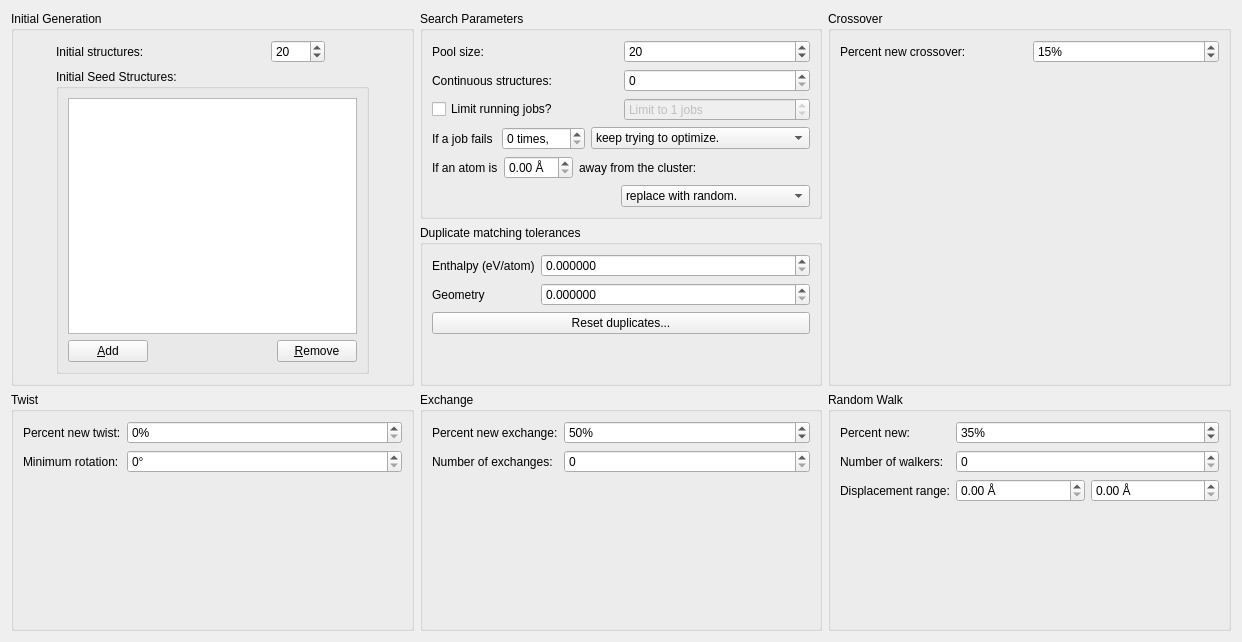
Above: src/gapc/ui/tab_opt.ui from xtalopt/XtalOpt before the change. Below: the same form after it.
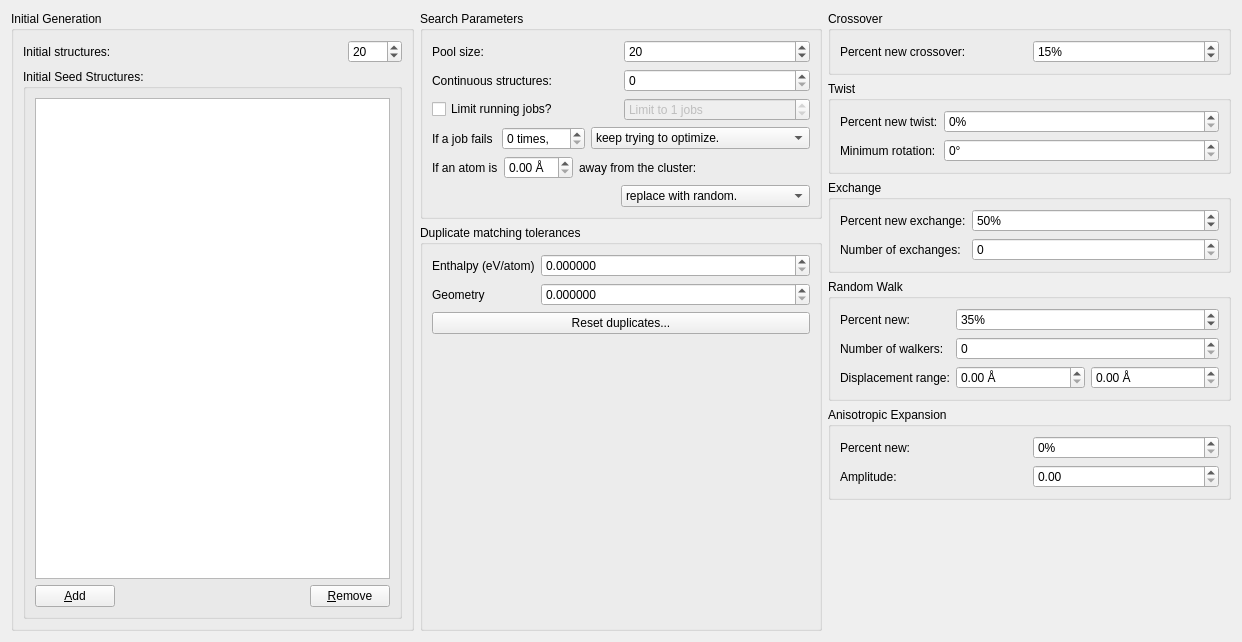
That is the form after the change.

Commit message: Add a GAPC/anisotropicExpansion operator

```diff
--- a/src/gapc/ui/tab_opt.ui
+++ b/src/gapc/ui/tab_opt.ui
@@ -26,49 +26,7 @@
       <string>Initial Generation</string>
      </property>
      <layout class="QGridLayout" name="gridLayout_4">
-      <item row="0" column="0">
-       <widget class="QLabel" name="label_9">
-        <property name="sizePolicy">
-         <sizepolicy hsizetype="Fixed" vsizetype="Preferred">
-          <horstretch>0</horstretch>
-          <verstretch>0</verstretch>
-         </sizepolicy>
-        </property>
-        <property name="toolTip">
-         <string>Number of initial structures / number of structures to keep in queue for continuous mode.
-
-Default: 20
-</string>
-        </property>
-        <property name="text">
-         <string>Initial structures:</string>
-        </property>
-        <property name="buddy">
-         <cstring>spin_numInitial</cstring>
-        </property>
-       </widget>
-      </item>
-      <item row="0" column="1">
-       <widget class="QSpinBox" name="spin_numInitial">
-        <property name="sizePolicy">
-         <sizepolicy hsizetype="Maximum" vsizetype="Fixed">
-          <horstretch>0</horstretch>
-          <verstretch>0</verstretch>
-         </sizepolicy>
-        </property>
-        <property name="toolTip">
-         <string>Number of initial structures / number of structures to keep in queue for continuous mode.
-</string>
-        </property>
-        <property name="maximum">
-         <number>9999</number>
-        </property>
-        <property name="value">
-         <number>20</number>
-        </property>
-       </widget>
-      </item>
-      <item row="1" column="0" colspan="2">
+      <item row="2" column="0" colspan="2">
        <widget class="QGroupBox" name="groupBox_2">
         <property name="title">
          <string>Initial Seed Structures:</string>
@@ -129,6 +87,65 @@
         </layout>
        </widget>
       </item>
+      <item row="1" column="0" colspan="2">
+       <layout class="QHBoxLayout" name="horizontalLayout_6">
+        <item>
+         <widget class="QLabel" name="label_9">
+          <property name="sizePolicy">
+           <sizepolicy hsizetype="Fixed" vsizetype="Preferred">
+            <horstretch>0</horstretch>
+            <verstretch>0</verstretch>
+           </sizepolicy>
+          </property>
+          <property name="toolTip">
+           <string>Number of initial structures / number of structures to keep in queue for continuous mode.
+
+Default: 20
+</string>
+          </property>
+          <property name="text">
+           <string>Initial structures:</string>
+          </property>
+          <property name="buddy">
+           <cstring>spin_numInitial</cstring>
+          </property>
+         </widget>
+        </item>
+        <item>
+         <spacer name="horizontalSpacer_4">
+          <property name="orientation">
+           <enum>Qt::Horizontal</enum>
+          </property>
+          <property name="sizeHint" stdset="0">
+           <size>
+            <width>40</width>
+            <height>20</height>
+           </size>
+          </property>
+         </spacer>
+        </item>
+        <item>
+         <widget class="QSpinBox" name="spin_numInitial">
+          <property name="sizePolicy">
+           <sizepolicy hsizetype="Maximum" vsizetype="Fixed">
+            <horstretch>0</horstretch>
+            <verstretch>0</verstretch>
+           </sizepolicy>
+          </property>
+          <property name="toolTip">
+           <string>Number of initial structures / number of structures to keep in queue for continuous mode.
+</string>
+          </property>
+          <property name="maximum">
+           <number>9999</number>
+          </property>
+          <property name="value">
+           <number>20</number>
+          </property>
+         </widget>
+        </item>
+       </layout>
+      </item>
      </layout>
     </widget>
    </item>
@@ -456,79 +473,9 @@
      </item>
     </layout>
    </item>
-   <item row="1" column="1">
-    <widget class="QGroupBox" name="groupBox_6">
-     <property name="title">
-      <string>Exchange</string>
-     </property>
-     <layout class="QGridLayout" name="gridLayout_7">
-      <item row="0" column="0">
-       <widget class="QLabel" name="label_29">
-        <property name="sizePolicy">
-         <sizepolicy hsizetype="Maximum" vsizetype="Preferred">
-          <horstretch>0</horstretch>
-          <verstretch>0</verstretch>
-         </sizepolicy>
-        </property>
-        <property name="text">
-         <string>Percent new exchange:</string>
-        </property>
-        <property name="buddy">
-         <cstring>spin_p_exch</cstring>
-        </property>
-       </widget>
-      </item>
-      <item row="1" column="0">
-       <widget class="QLabel" name="label_27">
-        <property name="toolTip">
-         <string>Standard deviation of the random elements of the strain matrix.
-
-Default: 0.07</string>
-        </property>
-        <property name="text">
-         <string>Number of exchanges:</string>
-        </property>
-        <property name="buddy">
-         <cstring>spin_exch_numExch</cstring>
-        </property>
-       </widget>
-      </item>
-      <item row="0" column="1">
-       <widget class="QSpinBox" name="spin_p_exch">
-        <property name="toolTip">
-         <string/>
-        </property>
-        <property name="suffix">
-         <string>%</string>
-        </property>
-        <property name="maximum">
-         <number>100</number>
-        </property>
-        <property name="value">
-         <number>50</number>
-        </property>
-       </widget>
-      </item>
-      <item row="2" column="0">
-       <spacer name="verticalSpacer_4">
-        <property name="orientation">
-         <enum>Qt::Vertical</enum>
-        </property>
-        <property name="sizeHint" stdset="0">
-         <size>
-          <width>20</width>
-          <height>40</height>
-         </size>
-        </property>
-       </spacer>
-      </item>
-      <item row="1" column="1">
-       <widget class="QSpinBox" name="spin_exch_numExch"/>
-      </item>
-     </layout>
-    </widget>
-   </item>
    <item row="0" column="2">
+    <layout class="QVBoxLayout" name="verticalLayout_2">
+     <item>
     <widget class="QGroupBox" name="groupBox_5">
      <property name="title">
       <string>Crossover</string>
@@ -569,23 +516,10 @@
         </property>
        </widget>
       </item>
-      <item row="3" column="1">
-       <spacer name="verticalSpacer_3">
-        <property name="orientation">
-         <enum>Qt::Vertical</enum>
-        </property>
-        <property name="sizeHint" stdset="0">
-         <size>
-          <width>20</width>
-          <height>40</height>
-         </size>
-        </property>
-       </spacer>
-      </item>
      </layout>
     </widget>
    </item>
-   <item row="1" column="0">
+     <item>
     <widget class="QGroupBox" name="groupBox_8">
      <property name="title">
       <string>Twist</string>
@@ -642,23 +576,69 @@
         </property>
        </widget>
       </item>
-      <item row="2" column="0">
-       <spacer name="verticalSpacer_6">
-        <property name="orientation">
-         <enum>Qt::Vertical</enum>
-        </property>
-        <property name="sizeHint" stdset="0">
-         <size>
-          <width>20</width>
-          <height>40</height>
-         </size>
-        </property>
-       </spacer>
-      </item>
+       </layout>
+      </widget>
+     </item>
+     <item>
+      <widget class="QGroupBox" name="groupBox_6">
+       <property name="title">
+        <string>Exchange</string>
+       </property>
+       <layout class="QGridLayout" name="gridLayout_7">
+        <item row="0" column="0">
+         <widget class="QLabel" name="label_29">
+          <property name="sizePolicy">
+           <sizepolicy hsizetype="Maximum" vsizetype="Preferred">
+            <horstretch>0</horstretch>
+            <verstretch>0</verstretch>
+           </sizepolicy>
+          </property>
+          <property name="text">
+           <string>Percent new exchange:</string>
+          </property>
+          <property name="buddy">
+           <cstring>spin_p_exch</cstring>
+          </property>
+         </widget>
+        </item>
+        <item row="1" column="0">
+         <widget class="QLabel" name="label_27">
+          <property name="toolTip">
+           <string>Standard deviation of the random elements of the strain matrix.
+
+Default: 0.07</string>
+          </property>
+          <property name="text">
+           <string>Number of exchanges:</string>
+          </property>
+          <property name="buddy">
+           <cstring>spin_exch_numExch</cstring>
+          </property>
+         </widget>
+        </item>
+        <item row="0" column="1">
+         <widget class="QSpinBox" name="spin_p_exch">
+          <property name="toolTip">
+           <string/>
+          </property>
+          <property name="suffix">
+           <string>%</string>
+          </property>
+          <property name="maximum">
+           <number>100</number>
+          </property>
+          <property name="value">
+           <number>50</number>
+          </property>
+         </widget>
+        </item>
+        <item row="1" column="1">
+         <widget class="QSpinBox" name="spin_exch_numExch"/>
+        </item>
      </layout>
     </widget>
    </item>
-   <item row="1" column="2">
+     <item>
     <widget class="QGroupBox" name="groupBox_7">
      <property name="title">
       <string>Random Walk</string>
@@ -728,19 +708,6 @@
         </property>
        </widget>
       </item>
-      <item row="3" column="0">
-       <spacer name="verticalSpacer_5">
-        <property name="orientation">
-         <enum>Qt::Vertical</enum>
-        </property>
-        <property name="sizeHint" stdset="0">
-         <size>
-          <width>20</width>
-          <height>40</height>
-         </size>
-        </property>
-       </spacer>
-      </item>
       <item row="1" column="1">
        <widget class="QSpinBox" name="spin_randw_numWalkers"/>
       </item>
@@ -765,6 +732,63 @@
      </layout>
     </widget>
    </item>
+     <item>
+      <widget class="QGroupBox" name="groupBox_9">
+       <property name="title">
+        <string>Anisotropic Expansion</string>
+       </property>
+       <layout class="QGridLayout" name="gridLayout_10">
+        <item row="0" column="0">
+         <widget class="QLabel" name="label_8">
+          <property name="text">
+           <string>Percent new:</string>
+          </property>
+          <property name="buddy">
+           <cstring>spin_p_aniso</cstring>
+          </property>
+         </widget>
+        </item>
+        <item row="0" column="1">
+         <widget class="QSpinBox" name="spin_p_aniso">
+          <property name="suffix">
+           <string>%</string>
+          </property>
+          <property name="maximum">
+           <number>100</number>
+          </property>
+         </widget>
+        </item>
+        <item row="1" column="1">
+         <widget class="QDoubleSpinBox" name="spin_aniso_amp"/>
+        </item>
+        <item row="1" column="0">
+         <widget class="QLabel" name="label_11">
+          <property name="text">
+           <string>Amplitude:</string>
+          </property>
+          <property name="buddy">
+           <cstring>spin_aniso_amp</cstring>
+          </property>
+         </widget>
+        </item>
+       </layout>
+      </widget>
+     </item>
+     <item>
+      <spacer name="verticalSpacer_3">
+       <property name="orientation">
+        <enum>Qt::Vertical</enum>
+       </property>
+       <property name="sizeHint" stdset="0">
+        <size>
+         <width>20</width>
+         <height>40</height>
+        </size>
+       </property>
+      </spacer>
+     </item>
+    </layout>
+   </item>
   </layout>
  </widget>
  <tabstops>
```
Left out of the diff: 1 changed line with no effect on the pictures. Lines whose indentation alone changed are shown as unchanged. The commit also changes 5 other files.
